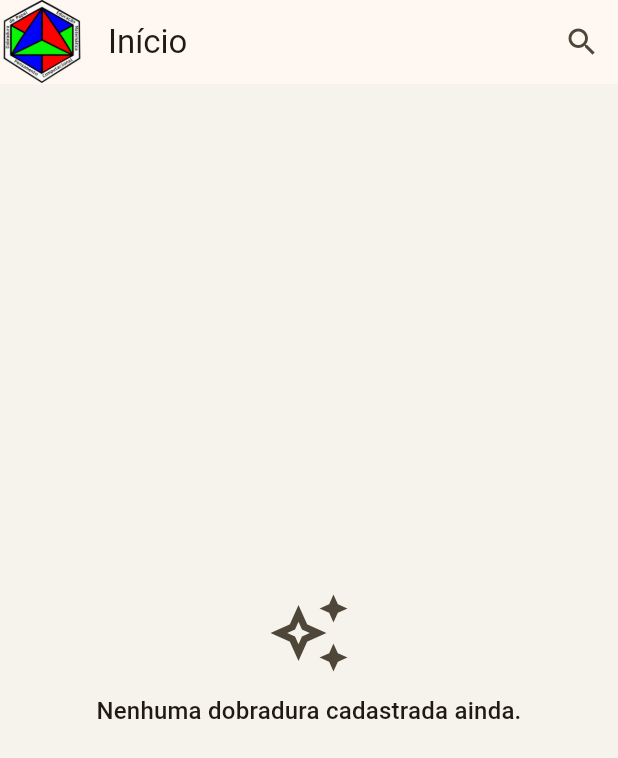
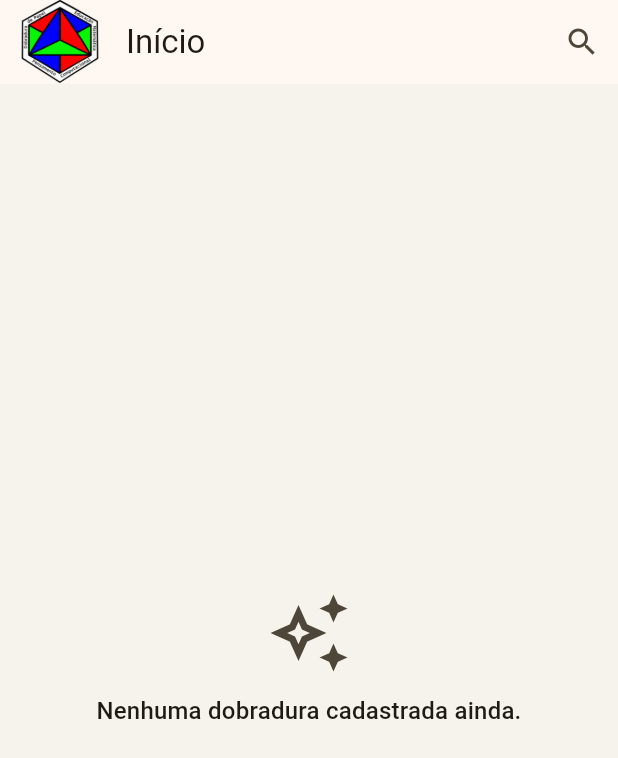
Before and after one commit to o-dio/app-dobraduras, a Flutter app: the screen it shows after launch, on a phone screen of 412 x 824 dp. Shown: the top 758 px of the screen. Run offline on Flutter 3.47's test engine with Material 3 defaults, Android fonts, the phone set to English and light mode, and no system bars; our stand-ins replace cloud_firestore, firebase_auth, firebase_core, video_player; accounts and stored records are empty.

Commit message:
Ajusta espacamento da logo no AppHeader e atualiza player de video

```diff
--- a/lib/widgets/app_header.dart
+++ b/lib/widgets/app_header.dart
@@ -80,12 +80,12 @@ class AppHeader extends StatelessWidget implements PreferredSizeWidget {
 
   @override
   Widget build(BuildContext context) {
-    final isAdmin = context.watch<AuthProvider>().isAdmin;
-    final colorScheme = Theme.of(context).colorScheme;
-
     return AppBar(
-      // 1. Logo do app: clique simples navega/recarrega; duplo clique na /home abre login ou logout
-      leading: Tooltip(
+      leadingWidth: 68,
+      // 1. Logo do app: clique simples navega; duplo clique na /home abre login ou logout
+      leading: Padding(
+        padding: const EdgeInsets.only(left: 12),
+        child: Tooltip(
           message: 'Ir para o início',
           child: InkWell(
             customBorder: const CircleBorder(),
@@ -93,7 +93,7 @@ class AppHeader extends StatelessWidget implements PreferredSizeWidget {
             onDoubleTap: () => _aoDarDuploCliqueNoLogo(context),
             child: Image.asset(
               'assets/images/logo_ultra_dahora.png',
-
+            ),
           ),
         ),
       ),
```
Also changed, not shown: lib/widgets/dobradura_video_player.dart (+36 -3 lines). Lines whose indentation alone changed are shown as unchanged.
